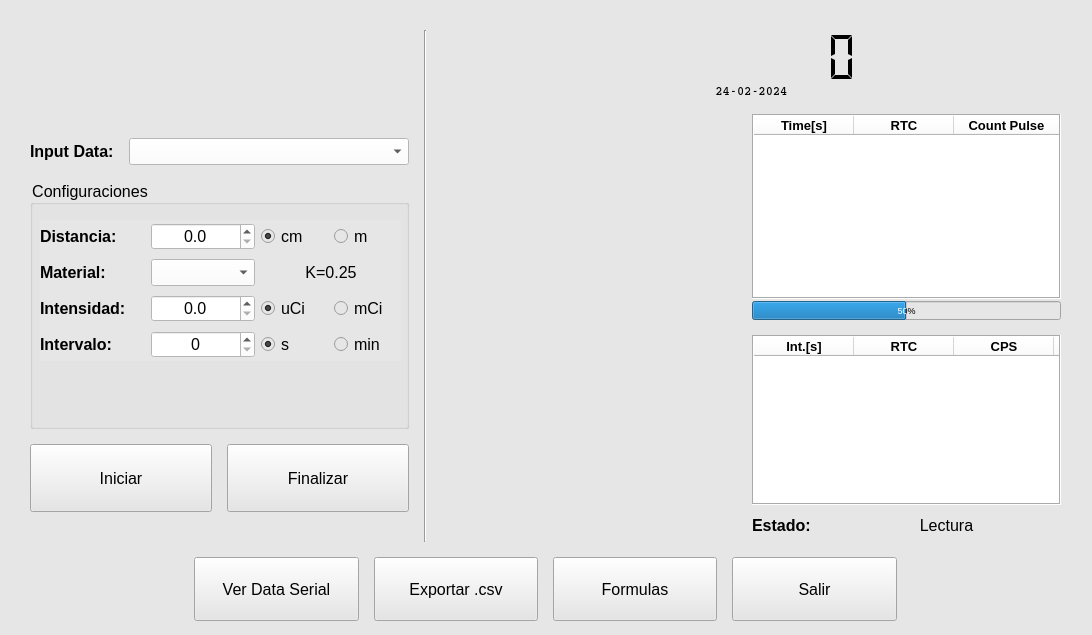
Before: the Qt Designer form appv2/Qt/ui_read_bg51.ui in nvargas24/PocketCube, drawn with Qt 5.
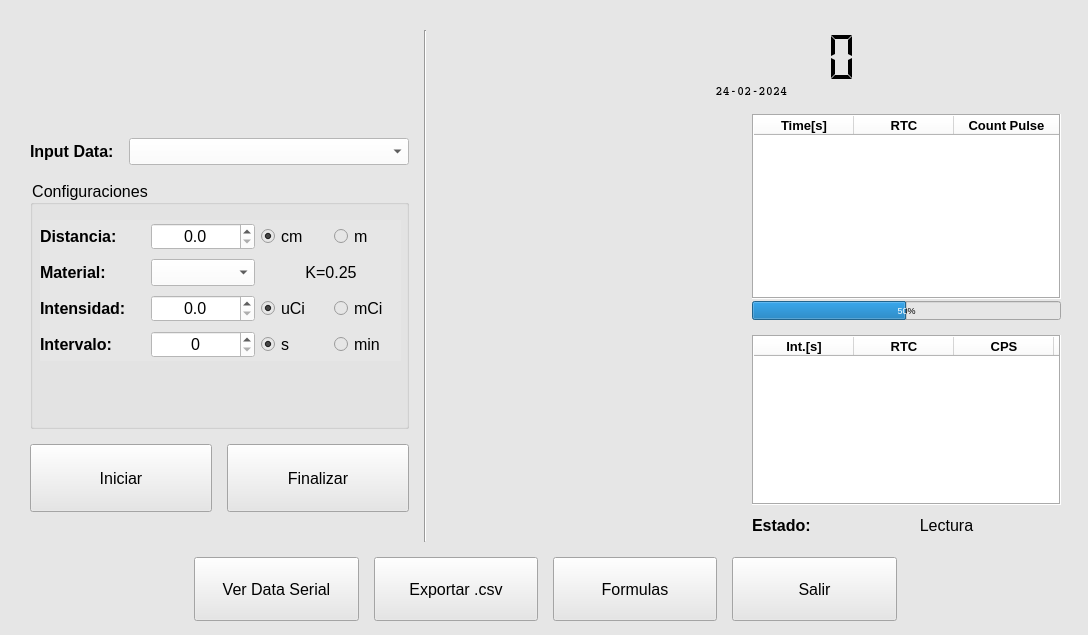
After: the same form once the commit is applied. Icons and pictures are not drawn.

What changed in the file:
```diff
--- a/appv2/Qt/ui_read_bg51.ui
+++ b/appv2/Qt/ui_read_bg51.ui
@@ -6,7 +6,7 @@
    <rect>
     <x>0</x>
     <y>0</y>
-    <width>1092</width>
+    <width>1088</width>
     <height>635</height>
    </rect>
   </property>
```
Left out of the diff: 2 changed lines with no effect on the pictures.
